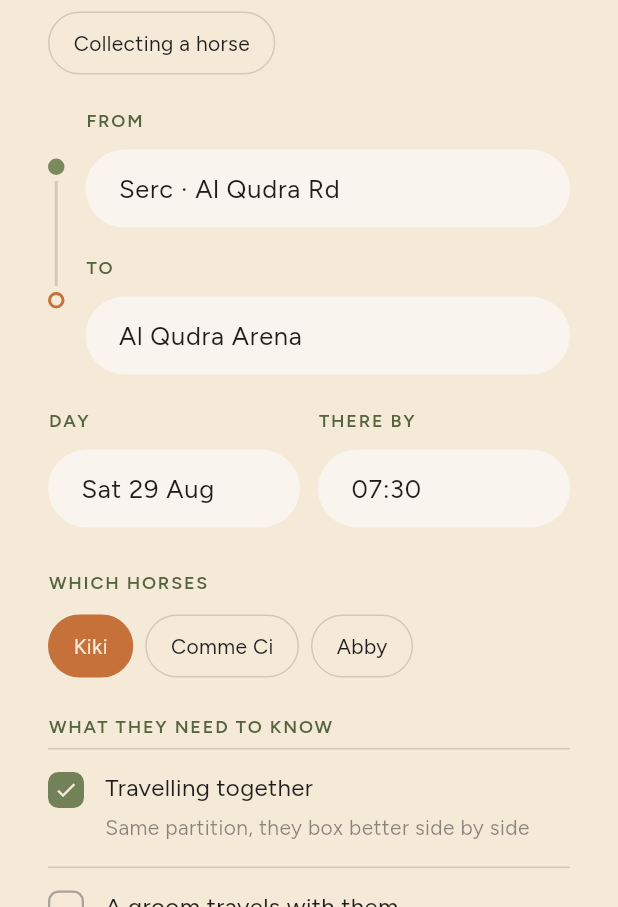
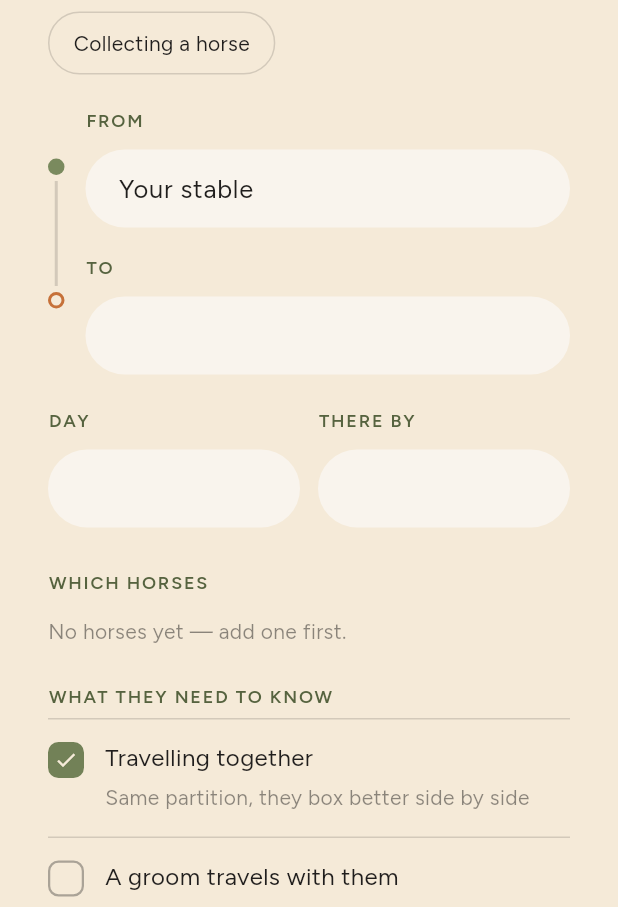
Before and after one commit to khbzyabis/stables-app, a Flutter app: the RequestTransportScreen screen opened by its route, on a phone screen of 412 x 824 dp, the part 329-1236 px from its top. Run offline on Flutter 3.47's test engine with Material 3 defaults, Android fonts, the phone set to English and light mode, and no system bars; our stand-ins replace file_picker, supabase_flutter; accounts and stored records are empty.

Commit message:
Wire transport requests to Supabase (save request, list stable requests)

```diff
--- a/lib/data/supabase_service.dart
+++ b/lib/data/supabase_service.dart
@@ -384,6 +384,36 @@ class SupabaseService {
   static Future<String> documentUrl(String storagePath) =>
       _db.storage.from(_docsBucket).createSignedUrl(storagePath, 3600);
 
+  // ---- Transport requests ---------------------------------------------
+  static Future<List<Map<String, dynamic>>> transportRequests(
+          String stableId) =>
+      _db
+          .from('transport_requests')
+          .select()
+          .eq('stable_id', stableId)
+          .order('created_at', ascending: false);
+
+  static Future<Map<String, dynamic>> addTransportRequest({
+    required String stableId,
+    String? reason,
+    required String from,
+    required String to,
+    String? onDay,
+    String? thereBy,
+    required List<String> horses,
+    required List<String> needs,
+  }) =>
+      _db.from('transport_requests').insert({
+        'stable_id': stableId,
+        if (reason != null && reason.isNotEmpty) 'reason': reason,
+        'from_loc': from,
+        'to_loc': to,
+        if (onDay != null && onDay.isNotEmpty) 'on_day': onDay,
+        if (thereBy != null && thereBy.isNotEmpty) 'there_by': thereBy,
+        'horses': horses,
+        'needs': needs,
+      }).select().single();
+
   // ---- Notices (the board) --------------------------------------------
   static Future<List<Map<String, dynamic>>> notices(String stableId) => _db
       .from('notices')
--- a/lib/features/transport/request_transport_screen.dart
+++ b/lib/features/transport/request_transport_screen.dart
@@ -1,6 +1,7 @@
 import 'package:flutter/material.dart';
 
-import '../../data/stable_store.dart';
+import '../../data/session.dart';
+import '../../data/supabase_service.dart';
 import '../../data/transport_data.dart';
 import '../../l10n/app_localizations.dart';
 import '../../models/transport.dart';
@@ -26,10 +27,27 @@ class _RequestTransportScreenState extends State<RequestTransportScreen> {
   int _why = 0;
   final Set<String> _horses = {'Kiki'};
   final Set<int> _needs = {0, 2};
-  final _from = TextEditingController(text: 'Serc · Al Qudra Rd');
-  final _to = TextEditingController(text: 'Al Qudra Arena');
-  final _day = TextEditingController(text: 'Sat 29 Aug');
-  final _by = TextEditingController(text: '07:30');
+  final _from = TextEditingController();
+  final _to = TextEditingController();
+  final _day = TextEditingController();
+  final _by = TextEditingController();
+  bool _busy = false;
+  Future<List<Map<String, dynamic>>>? _horsesFuture;
+
+  @override
+  void didChangeDependencies() {
+    super.didChangeDependencies();
+    _from.text = _from.text.isEmpty
+        ? SessionScope.of(context).activeStableName
+        : _from.text;
+    _horsesFuture ??= _loadHorses();
+  }
+
+  Future<List<Map<String, dynamic>>> _loadHorses() async {
+    final id = SessionScope.of(context).activeStableId;
+    if (id == null) return const [];
+    return SupabaseService.horses(id);
+  }
 
   @override
   void dispose() {
@@ -40,11 +58,45 @@ class _RequestTransportScreenState extends State<RequestTransportScreen> {
     super.dispose();
   }
 
+  Future<void> _submit() async {
+    final stableId = SessionScope.of(context).activeStableId;
+    final messenger = ScaffoldMessenger.of(context);
+    final navigator = Navigator.of(context);
+    if (stableId == null) {
+      messenger.showSnackBar(
+          const SnackBar(content: Text('Create a stable first.')));
+      return;
+    }
+    if (_from.text.trim().isEmpty || _to.text.trim().isEmpty) {
+      messenger.showSnackBar(
+          const SnackBar(content: Text('Add a from and to.')));
+      return;
+    }
+    setState(() => _busy = true);
+    try {
+      await SupabaseService.addTransportRequest(
+        stableId: stableId,
+        reason: TransportData.reasons[_why].label,
+        from: _from.text.trim(),
+        to: _to.text.trim(),
+        onDay: _day.text.trim(),
+        thereBy: _by.text.trim(),
+        horses: _horses.toList(),
+        needs: [
+          for (final i in _needs) TransportData.needs[i].label,
+        ],
+      );
+      navigator.pushReplacementNamed(TransportQuotesScreen.route);
+    } catch (e) {
+      if (mounted) setState(() => _busy = false);
+      messenger.showSnackBar(SnackBar(content: Text('Could not save: $e')));
+    }
+  }
+
   @override
   Widget build(BuildContext context) {
     final l10n = AppL10n.of(context);
     final reasons = TransportData.reasons;
-    final horses = StableScope.of(context).horses;
 
     return Scaffold(
       backgroundColor: AppColors.bg,
@@ -89,21 +141,32 @@ class _RequestTransportScreenState extends State<RequestTransportScreen> {
             const SizedBox(height: 24),
             Text(l10n.whichHorses.toUpperCase(), style: AppText.eyebrow()),
             const SizedBox(height: 11),
-            Wrap(
+            FutureBuilder<List<Map<String, dynamic>>>(
+              future: _horsesFuture,
+              builder: (context, snap) {
+                final horses = snap.data ?? const [];
+                if (horses.isEmpty) {
+                  return Text('No horses yet — add one first.',
+                      style: AppText.body(14, color: AppColors.ink(0.5)));
+                }
+                return Wrap(
                   spacing: 8,
                   runSpacing: 8,
                   children: [
                     for (final h in horses)
                       _Chip(
-                    label: h.name,
-                    selected: _horses.contains(h.name),
+                        label: (h['name'] as String?) ?? 'Horse',
+                        selected: _horses.contains(h['name']),
                         onTap: () => setState(() {
-                      _horses.contains(h.name)
-                          ? _horses.remove(h.name)
-                          : _horses.add(h.name);
+                          final n = h['name'] as String;
+                          _horses.contains(n)
+                              ? _horses.remove(n)
+                              : _horses.add(n);
                         }),
                       ),
                   ],
+                );
+              },
             ),
             const SizedBox(height: 24),
             Text(l10n.whatToKnow.toUpperCase(), style: AppText.eyebrow()),
@@ -121,14 +184,13 @@ class _RequestTransportScreenState extends State<RequestTransportScreen> {
             ],
             const SizedBox(height: 24),
             AppButton(
-              label: 'Ask 4 companies · ${_horses.length} '
+              label: _busy
+                  ? 'Sending…'
+                  : 'Request transport · ${_horses.length} '
                       '${_horses.length == 1 ? "horse" : "horses"}',
               minHeight: 56,
               fontSize: 17,
-              onPressed: _horses.isEmpty
-                  ? null
-                  : () => Navigator.of(context)
-                      .pushNamed(TransportQuotesScreen.route),
+              onPressed: (_horses.isEmpty || _busy) ? null : _submit,
             ),
             const SizedBox(height: 14),
             Text(reasons[_why].note,
```
Also changed, not shown: lib/features/transport/transport_quotes_screen.dart (+69 -85 lines), 1 other file. Lines whose indentation alone changed are shown as unchanged.
